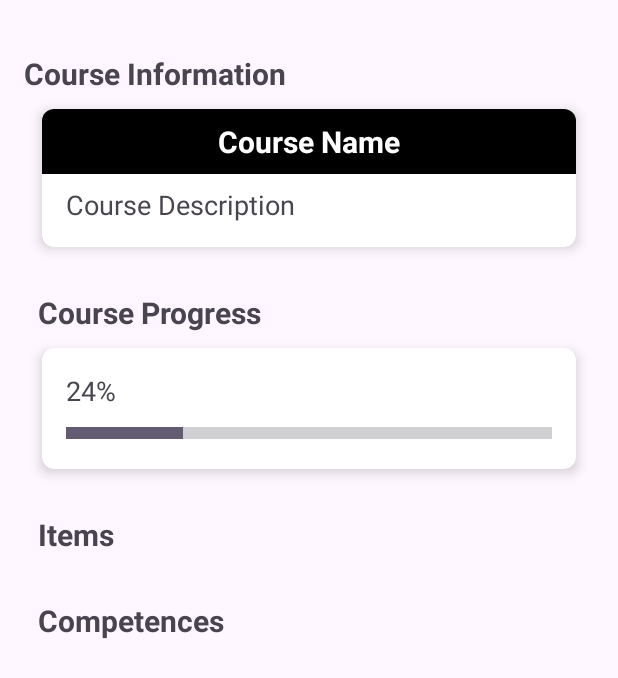
After one commit to Cybersoft-Asimov2023/asimov2023-android-mobile-application, an Android app: the layout fragment_course_details.xml on its own in the app's theme, with its tools: preview values and no code run, on a phone screen of 412 x 824 dp. The commit adds this screen. Shown: the top 678 px of the screen. Run offline under Robolectric (Android 15) with nearby library versions, the phone set to English and light mode, and no system bars.

Commit message:
feat: add course details

```diff
--- a/app/src/main/java/com/example/android/asimov2023/retrofit/Interface/CompetencesInterface.kt
+++ b/app/src/main/java/com/example/android/asimov2023/retrofit/Interface/CompetencesInterface.kt
@@ -12,5 +12,6 @@ interface CompetencesInterface {
     fun getCompetences(
         @Header("Authorization") authorization: String,
     ): Call<List<CompetenceItem>>
-
+    @GET("courses/{courseId}/competences")
+    fun getCompetencesbyCourseId(@Header("Authorization") authorization: String,@Path("courseId") courseId:Int):Call<List<CompetenceItem>>
 }
--- a/app/src/main/java/com/example/android/asimov2023/retrofit/Interface/CoursesInterface.kt
+++ b/app/src/main/java/com/example/android/asimov2023/retrofit/Interface/CoursesInterface.kt
@@ -1,5 +1,6 @@
 package com.example.android.asimov2023.retrofit.Interface
 
+import com.example.android.asimov2023.retrofit.Model.CourseItem
 import com.example.android.asimov2023.retrofit.Model.Courses
 import retrofit2.Call
 import retrofit2.http.GET
@@ -10,4 +11,7 @@ interface CoursesInterface {
     @GET("courses")
     fun getCourses(
         @Header("Authorization") authorization: String): Call<List<Courses>>
+
+    @GET("courses/{courseId}/items")
+    fun getCourseItems(@Header("Authorization") authorization: String,@Path("courseId") courseId:Int):Call<List<CourseItem>>
 }
--- /dev/null
+++ b/app/src/main/java/com/example/android/asimov2023/retrofit/Model/CourseItem.kt
@@ -0,0 +1,4 @@
+package com.example.android.asimov2023.retrofit.Model
+
+class CourseItem(var id:Int,var courseId:Int, var name:String,var value:String,var state:Boolean) {
+}
--- a/app/src/main/java/com/example/android/asimov2023/ui/main/CourseListFragment.kt
+++ b/app/src/main/java/com/example/android/asimov2023/ui/main/CourseListFragment.kt
@@ -34,7 +34,7 @@ class CourseListFragment : Fragment() {
         recyclerView=view.findViewById(R.id.recyclerViewCourses)
         recyclerView.layoutManager=LinearLayoutManager(requireContext())
         loadCourses { coursesList->
-            adapter= CourseAdapter(coursesList)
+            adapter= CourseAdapter(coursesList,requireActivity().supportFragmentManager)
             recyclerView.adapter = adapter
         }
     }
--- /dev/null
+++ b/app/src/main/res/layout/fragment_course_details.xml
@@ -0,0 +1,154 @@
+<?xml version="1.0" encoding="utf-8"?>
+<FrameLayout xmlns:android="http://schemas.android.com/apk/res/android"
+    xmlns:tools="http://schemas.android.com/tools"
+    xmlns:app="http://schemas.android.com/apk/res-auto"
+    android:layout_width="match_parent"
+    android:layout_height="match_parent"
+    tools:context=".ui.main.CourseDetailsFragment">
+
+    <LinearLayout
+        android:layout_width="match_parent"
+        android:layout_height="wrap_content"
+        android:orientation="vertical">
+
+        <TextView
+            android:layout_width="wrap_content"
+            android:layout_height="wrap_content"
+            android:textAlignment="textStart"
+            android:textSize="20sp"
+            android:layout_marginHorizontal="16dp"
+            android:layout_marginTop="35dp"
+            android:textStyle="bold"
+            android:text="Course Information"/>
+
+        <androidx.cardview.widget.CardView
+            android:layout_width="match_parent"
+            android:layout_height="wrap_content"
+            app:cardElevation="5dp"
+            app:cardCornerRadius="8dp"
+            android:layout_marginVertical="10dp"
+            android:layout_marginHorizontal="28dp">
+
+            <LinearLayout
+                android:layout_width="match_parent"
+                android:layout_height="wrap_content"
+                android:orientation="horizontal"
+                android:gravity="center"
+                android:background="@color/black">
+
+                <TextView
+                    android:id="@+id/lblCourseName"
+                    android:layout_width="wrap_content"
+                    android:layout_height="wrap_content"
+                    android:textSize="20sp"
+                    android:textStyle="bold"
+                    android:textAlignment="center"
+                    android:paddingTop="8dp"
+                    android:paddingBottom="8dp"
+                    android:textColor="@color/white"
+                    android:text="Course Name"/>
+
+            </LinearLayout>
+
+            <LinearLayout
+                android:layout_width="match_parent"
+                android:layout_height="wrap_content"
+                android:orientation="vertical"
+                android:padding="16dp"
+                android:gravity="start"
+                android:layout_marginTop="35dp">
+
+                <TextView
+                    android:id="@+id/txtCourseDescription"
+                    android:layout_width="wrap_content"
+                    android:layout_height="wrap_content"
+                    android:textSize="18sp"
+                    android:text="Course Description"/>
+
+            </LinearLayout>
+        </androidx.cardview.widget.CardView>
+
+        <!-- Course Progress -->
+        <TextView
+            android:layout_width="wrap_content"
+            android:layout_height="wrap_content"
+            android:textAlignment="textStart"
+            android:textSize="20sp"
+            android:textStyle="bold"
+            android:layout_marginStart="25dp"
+            android:layout_marginTop="20dp"
+            android:text="Course Progress"/>
+
+        <androidx.cardview.widget.CardView
+            android:layout_width="match_parent"
+            android:layout_height="wrap_content"
+            app:cardElevation="5dp"
+            app:cardCornerRadius="8dp"
+            android:layout_marginVertical="10dp"
+            android:layout_marginHorizontal="28dp">
+
+            <LinearLayout
+                android:layout_width="match_parent"
+                android:layout_height="wrap_content"
+                android:orientation="vertical"
+                android:padding="16dp">
+
+                <TextView
+                    android:id="@+id/lblProgressPercent"
+                    android:layout_width="wrap_content"
+                    android:layout_height="wrap_content"
+                    android:textSize="18sp"
+                    android:text="24%"/>
+
+                <ProgressBar
+                    android:id="@+id/courseProgressBar"
+                    style="@style/Widget.AppCompat.ProgressBar.Horizontal"
+                    android:layout_width="match_parent"
+                    android:layout_height="wrap_content"
+                    android:layout_marginTop="8dp"
+                    android:scaleY="2"
+                    android:progress="24"/>
+
+            </LinearLayout>
+        </androidx.cardview.widget.CardView>
+
+        <!-- Course Items -->
+        <TextView
+            android:layout_width="wrap_content"
+            android:layout_height="wrap_content"
+            android:textAlignment="textStart"
+            android:textSize="20sp"
+            android:textStyle="bold"
+            android:layout_marginStart="25dp"
+            android:layout_marginTop="20dp"
+            android:text="Items"/>
+
+        <androidx.recyclerview.widget.RecyclerView
+            android:id="@+id/rvCourseItems"
+            android:layout_width="match_parent"
+            android:layout_height="wrap_content"
+            android:layout_marginBottom="10dp"
+            android:layout_marginRight="28dp"
+            android:layout_marginLeft="28dp"/>
+
+        <!-- Course Competences -->
+        <TextView
+            android:layout_width="wrap_content"
+            android:layout_height="wrap_content"
+            android:textAlignment="textStart"
+            android:textSize="20sp"
+            android:textStyle="bold"
+            android:layout_marginStart="25dp"
+            android:layout_marginVertical="20dp"
+            android:text="Competences"/>
+
+        <androidx.recyclerview.widget.RecyclerView
+            android:id="@+id/rvCourseCompetences"
+            android:layout_width="match_parent"
+            android:layout_height="wrap_content"
+            android:layout_marginBottom="10dp"
+            android:layout_marginRight="28dp"
+            android:layout_marginLeft="28dp"/>
+
+    </LinearLayout>
+</FrameLayout>
```
Also changed, not shown: app/src/main/java/com/example/android/asimov2023/ui/adapters/CourseAdapter.kt (+30 -1 lines), app/src/main/java/com/example/android/asimov2023/ui/adapters/CourseItemsAdapter.kt (added, +34 -0 lines), app/src/main/java/com/example/android/asimov2023/ui/main/CourseDetailsFragment.kt (added, +113 -0 lines), app/src/main/res/layout/card_course_items.xml (added, +37 -0 lines), app/src/main/res/navigation/nav_graph.xml (added, +25 -0 lines).
